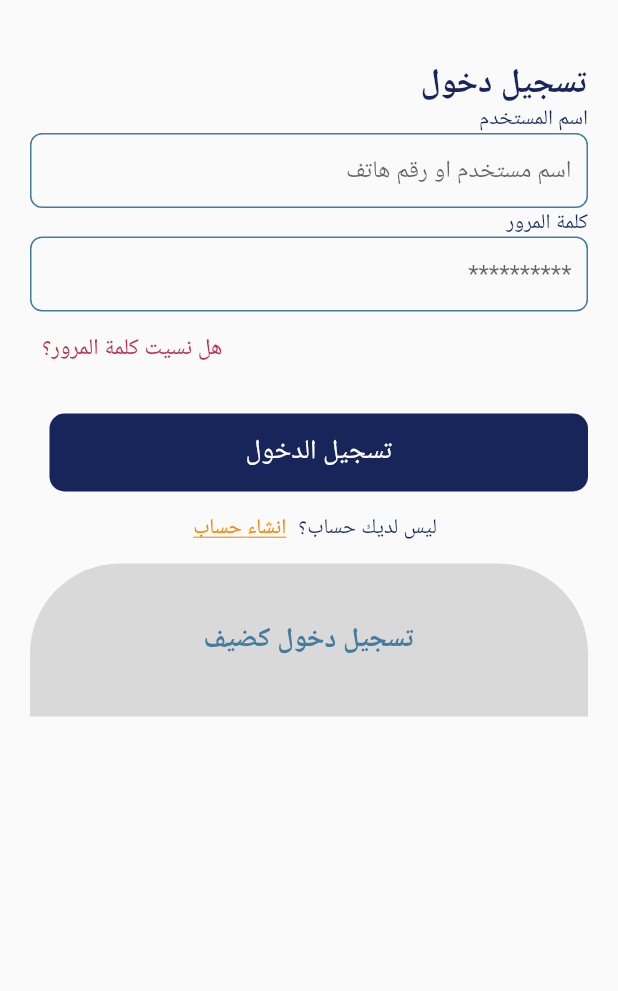
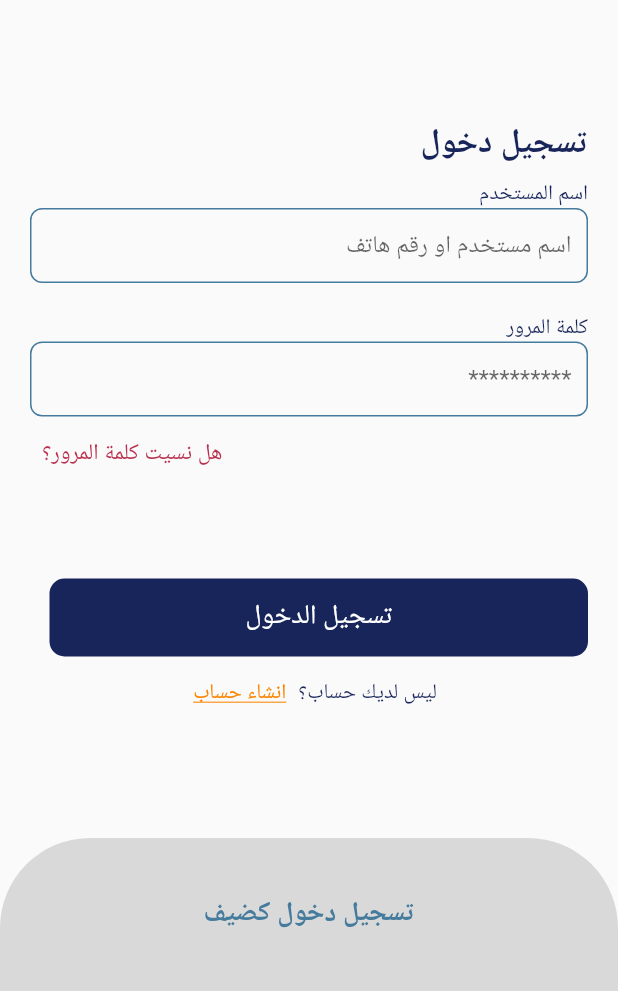
Before and after one commit to Yamensharabi/captain_egypt, a Flutter app: the screen it shows after launch, on a phone screen of 412 x 824 dp, the part 245-1236 px from its top. Run offline on Flutter 3.47's test engine with Material 2 defaults, Android fonts, the phone set to English and light mode, and no system bars; our stand-ins replace flutter_screenutil, flutter_svg, get, get_storage.

Commit message:
loginh screen

```diff
--- a/lib/view/auth/login/screens/login_screen.dart
+++ b/lib/view/auth/login/screens/login_screen.dart
@@ -13,21 +13,21 @@ class LoginScreen extends StatelessWidget {
           padding: EdgeInsets.all(20.0),
           child: Column(
             crossAxisAlignment: CrossAxisAlignment.start,
-            mainAxisAlignment: MainAxisAlignment.spaceEvenly,
+
             textDirection: TextDirection.rtl, // Right-to-left alignment
             children: [
               SizedBox(height: 40),
               Center(
                 child: Image.asset("assets/images/logo.png"),
               ),
-              SizedBox(height: 40),
+              SizedBox(height: 80),
 
               // "تسجيل دخول" Text
               Text(
                 "تسجيل دخول",
                 style: AppTheme.themeArabic.textTheme.titleLarge,
               ),
-
+              SizedBox(height: 10),
               // "اسم المستخدم" Text
               Text(
                 "اسم المستخدم",
@@ -42,7 +42,7 @@ class LoginScreen extends StatelessWidget {
                 height: 50,
               ),
 
-              // "كلمة المرور" Text
+              SizedBox(height: 20),
               Text(
                 "كلمة المرور",
                 style: AppTheme.themeArabic.textTheme.titleSmall,
@@ -71,11 +71,12 @@ class LoginScreen extends StatelessWidget {
                   ),
                 ),
               ),
+              SizedBox(height: 40),
 
               Container(
-                margin: EdgeInsets.only(top: 20),
                 width: 359,
                 height: 52,
+                margin: EdgeInsets.only(top: 20),
                 decoration: BoxDecoration(
                   color: AppColors.primary,
                   borderRadius: BorderRadius.circular(10),
@@ -113,10 +114,13 @@ class LoginScreen extends StatelessWidget {
                   ),
                 ],
               ),
-
-              Align(
-                alignment: Alignment.bottomCenter,
-                child: Container(
+            ],
+          ),
+        ),
+      ),
+      extendBody: true, // Allow the Scaffold body to extend beyond the app bar
+      extendBodyBehindAppBar: true, // Extend the body behind the app bar
+      bottomNavigationBar: Container(
         width: 393,
         height: 102,
         decoration: BoxDecoration(
@@ -137,14 +141,10 @@ class LoginScreen extends StatelessWidget {
           ),
         ),
       ),
-              ),
-            ],
-          ),
-        ),
-      ),
     );
   }
 }
+
 
 class CustomTextFormField extends StatelessWidget {
   final String hintText;
```
Lines whose indentation alone changed are shown as unchanged.
